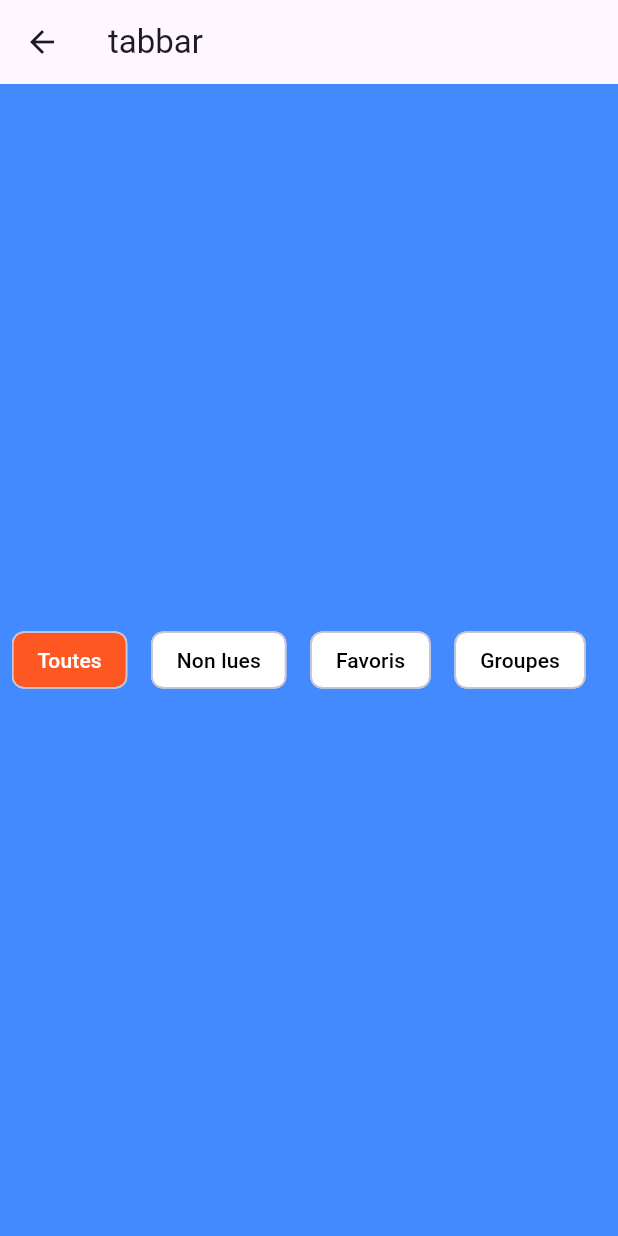
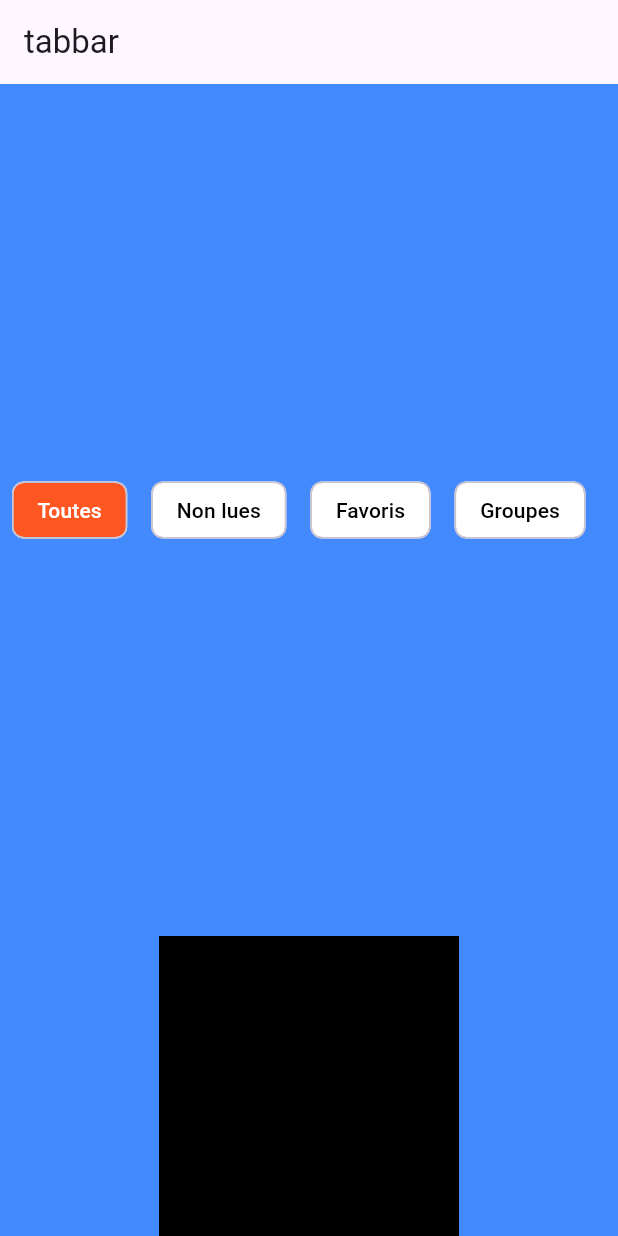
Before and after one commit to LINDEX171/skills, a Flutter app: the TabbarPage screen opened directly, on a phone screen of 412 x 824 dp. Run offline on Flutter 3.47's test engine with Material 3 defaults, Android fonts, the phone set to English and light mode, and no system bars; our stand-ins replace smooth_page_indicator.

```diff
--- a/lib/main.dart
+++ b/lib/main.dart
@@ -1,6 +1,7 @@
 import 'package:flutter/material.dart';
 import 'package:skills/aspectratio_page.dart';
 import 'package:skills/card_page.dart';
+import 'package:skills/clipoval_page.dart';
 import 'package:skills/fractionally_page.dart';
 import 'package:skills/griedview_page.dart';
 import 'package:skills/hero_page.dart';
@@ -44,7 +45,7 @@ class _MyAppState extends State<MyApp> {
   @override
   Widget build(BuildContext context) {
     return MaterialApp(
-      home: SpacerPage(),
+      home: TabbarPage(),
     );
   }
 }
--- a/lib/tabbar_page.dart
+++ b/lib/tabbar_page.dart
@@ -10,12 +10,21 @@ class TabbarPage extends StatefulWidget {
 class _TabbarPageState extends State<TabbarPage> {
   int _selectedIndex = 0; // Index de la catégorie sélectionnée
   final List<String> _categories = ["Toutes", "Non lues", "Favoris", "Groupes"];
+  final List<Widget> _contentategories = [
+    Container(height: 200,width: 200,color: Colors.black,),
+    Container(height: 200,width: 200,color: Colors.orange,),
+    Container(height: 200,width: 200,color: Colors.purple,),
+    Container(height: 200,width: 200,color: Colors.grey,),
+  ];
   @override
   Widget build(BuildContext context) {
     return Scaffold(
       backgroundColor: Colors.blueAccent,
       appBar: AppBar(title: Text("tabbar")),
-      body: ListView.builder(
+      body: Column(
+        children: [
+          Expanded(
+            child: ListView.builder(
               scrollDirection: Axis.horizontal,
              itemCount: _categories.length,
               itemBuilder: (context, index) {
@@ -40,12 +49,12 @@ class _TabbarPageState extends State<TabbarPage> {
                 );
               },
             ),
+          ),
+          _contentategories[_selectedIndex]
+
+        ],
+      ),
     );
   }
 
-  Widget _buildCategory(String label, bool isSelected) {
-    return Chip(
-        backgroundColor: isSelected ? Colors.deepOrange :Colors.white,
-        label: Text(label));
 }
-}
```
Lines whose indentation alone changed are shown as unchanged.
